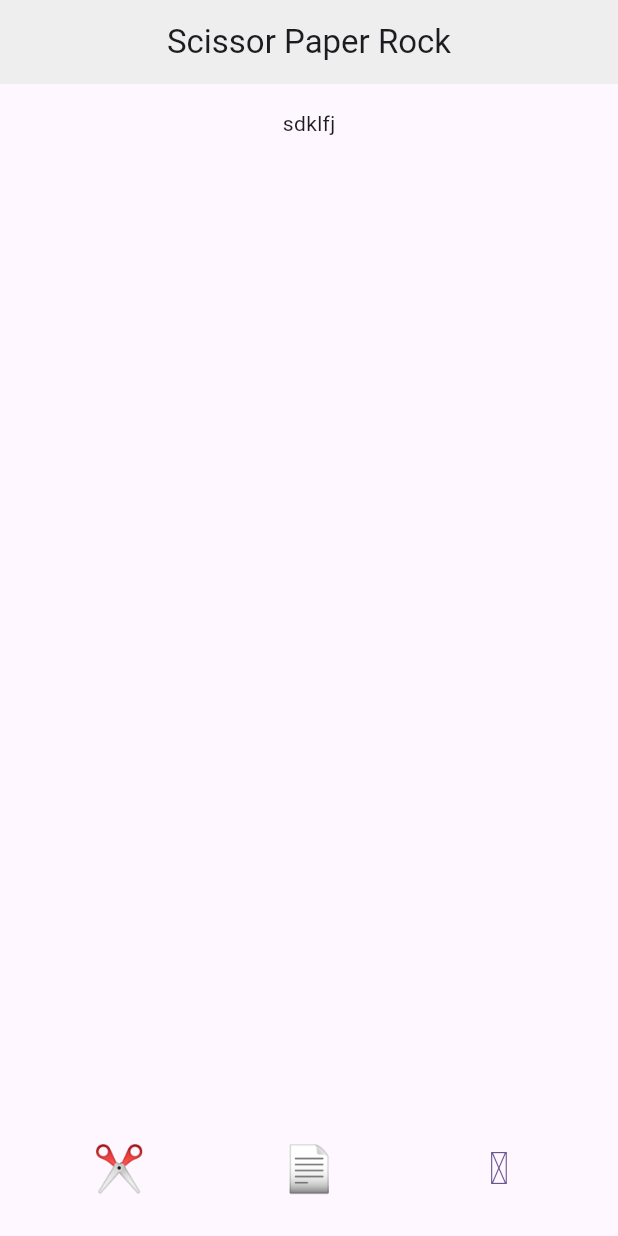
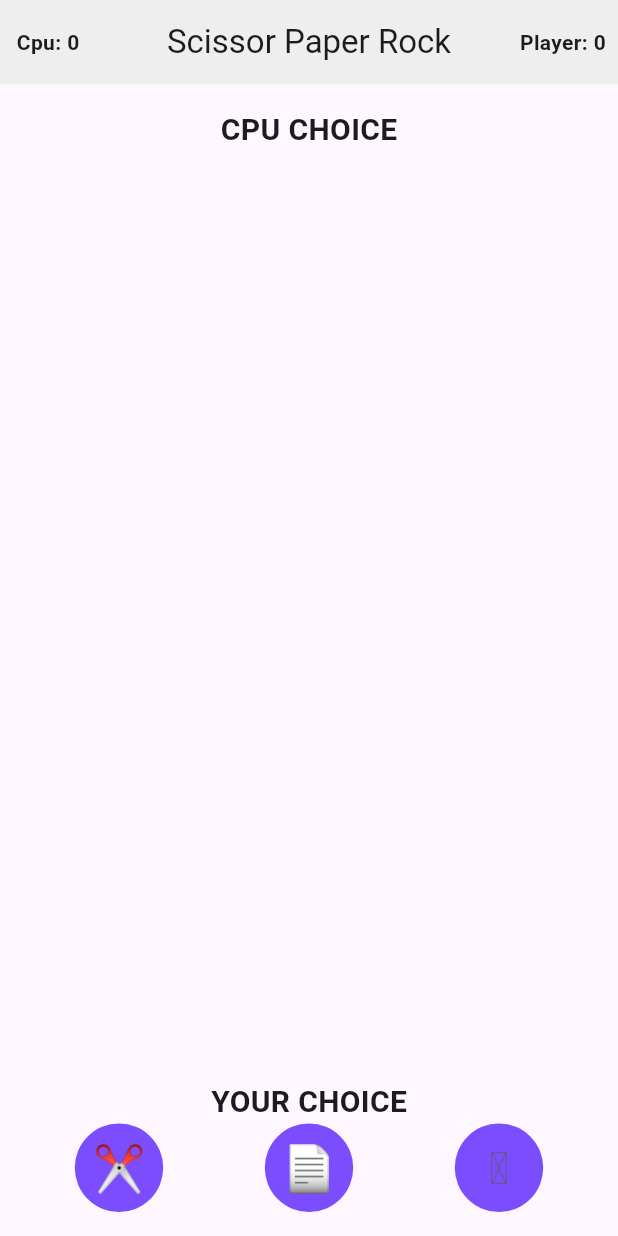
Before and after one commit to prabesh-stha/Scissor_Paper_Rock_Flutter_Game, a Flutter app: the screen it shows after launch, on a phone screen of 412 x 824 dp. Run offline on Flutter 3.47's test engine with Material 3 defaults, Android fonts, the phone set to English and light mode, and no system bars.

Commit message:
Added game logic

```diff
--- /dev/null
+++ b/lib/game_logic.dart
@@ -0,0 +1,21 @@
+import 'dart:math';
+
+class GameLogic {
+  List<String> action = ["✂️","📄","🪨"];
+
+  String generateRandom(){
+    Random random = Random();
+    return action[random.nextInt(3)];
+  }
+
+  String gameWinner(String player, String cpu){
+    if(player == cpu){
+      return "It's a draw";
+    }else if ((player == "✂️" && cpu == "📄") || (player == "📄" && cpu == "🪨") || (player == "🪨" && cpu == "✂️")){
+      return "Player won";
+    }
+    else{
+      return "Cpu won";
+    }
+  }
+}
--- a/lib/home.dart
+++ b/lib/home.dart
@@ -1,4 +1,5 @@
 import 'package:flutter/material.dart';
+import 'package:scissor_paper_rock_game/game_logic.dart';
 
 class Home extends StatefulWidget {
   const Home({super.key});
@@ -8,8 +9,55 @@ class Home extends StatefulWidget {
 }
 
 class _HomeState extends State<Home> {
-  String? _selectedAction;
-  final List<String> _action = ["✂️","📄","🪨"];
+  final GameLogic _logic = GameLogic();
+  String? _player;
+  String? _result;
+  String? _cpu;
+  int _playerScore = 0;
+  int _cpuScore = 0;
+  bool _showAlert = false;
+
+   void _showAlertDialog(BuildContext context, String message) {
+    showDialog(
+      context: context,
+      builder: (BuildContext context) {
+        return AlertDialog(
+          title: Text(message),
+          actions: <Widget>[
+            TextButton(
+              child: const Text('OK'),
+              onPressed: () {
+                setState(() {
+                  _showAlert = false;
+                  _result = null;
+                  _player = null;
+                  _cpu = null;
+                  _playerScore = 0;
+                  _cpuScore = 0;
+
+                });
+                Navigator.of(context).pop();
+              },
+            ),
+          ],
+        );
+      },
+    );
+  }
+
+  void gameLogic(){
+   _cpu = _logic.generateRandom();
+    _result = _logic.gameWinner(_player ?? "✂️", _cpu ?? "✂️");
+    if(_result == "Cpu won"){
+      _cpuScore += 1;
+    }
+    if(_result == "Player won"){
+      _playerScore += 1;
+    }
+    if(_playerScore == 3 || _cpuScore == 3){
+      _showAlert = true;
+    }
+  }
   @override
   Widget build(BuildContext context) {
     return Scaffold(
@@ -17,26 +65,65 @@ class _HomeState extends State<Home> {
         title: const Text("Scissor Paper Rock"),
         centerTitle: true,
         backgroundColor: Colors.grey[200],
+        actions: [
+          Center(
+            child: Padding(
+              padding: const EdgeInsets.only(right: 8),
+              child: Text("Player: $_playerScore", style: const TextStyle(fontWeight: FontWeight.bold),),
+            ),
+          )
+        ],
+        leading: Center(
+          child: Padding(padding: const EdgeInsets.only(left: 8),
+                  child: Text("Cpu: $_cpuScore", style: const TextStyle(fontWeight: FontWeight.bold),),
+            ),
+        ),
       ),
       body: Container(
         padding: const EdgeInsets.all(16),
         child: Column(
           children: [
-            const Text("sdklfj"),
+            const Center(child: Text("CPU CHOICE", style: TextStyle(fontWeight: FontWeight.bold, fontSize: 20),),),
+            const SizedBox(height: 16,),
+            if (_cpu != null)
+              Center(child: Text(_cpu!, style: const TextStyle(fontSize: 30),)),
             const Spacer(),
+            if (_result != null)
+              Text(_result!),
+            const Spacer(),
+            if(_player != null)
+              Text(_player!, style: const TextStyle(fontSize: 30),),
+            const SizedBox(height: 16,),
+            const Center(child: Text("YOUR CHOICE", style: TextStyle(fontWeight: FontWeight.bold,fontSize: 20),),),
             Row(
-              children: List.generate(_action.length, (index){
-                return Expanded(child: Row(
+              children: List.generate(_logic.action.length, (index){
+                return Expanded(child: Container(
+                  decoration: const BoxDecoration(
+                    color: Colors.deepPurpleAccent,
+                    shape: BoxShape.circle,
+                  ),
+                  child: Row(
                   mainAxisAlignment: MainAxisAlignment.spaceEvenly,
                   children: [
                     TextButton(onPressed: (){
                       setState(() {
-                        _selectedAction = _action[index];
+                        _player = _logic.action[index];
+                        gameLogic();
                       });
-                      print(_selectedAction);
-                    }, child: Text(_action[index], style: const TextStyle(fontSize: 30),)),
+                      String message = "";
+                      if(_showAlert){
+                        if (_cpuScore == 3){
+                          message = "YOU LOST🥺";
+                        }
+                        if (_playerScore == 3){
+                          message = "YOU WON🥳";
+                        }
+                        _showAlertDialog(context, message);
+                      }
+                    }, child: Text(_logic.action[index], style: const TextStyle(fontSize: 30),)),
 
                   ],
+                ),
                 ));
               })
             )
```
